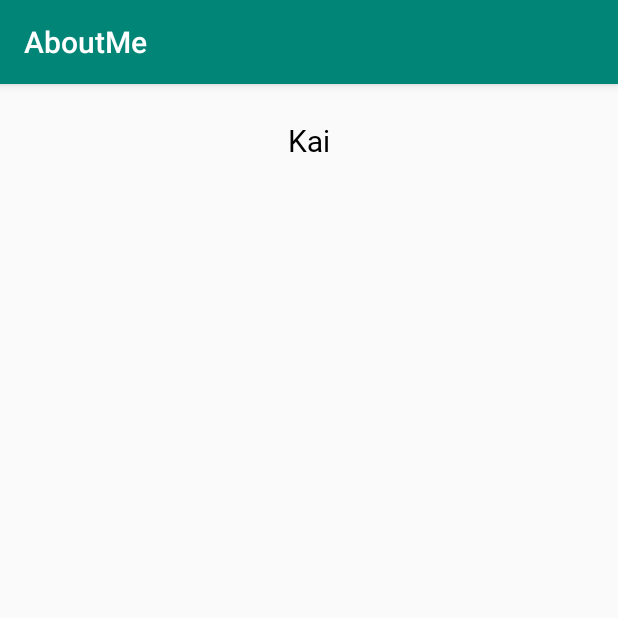
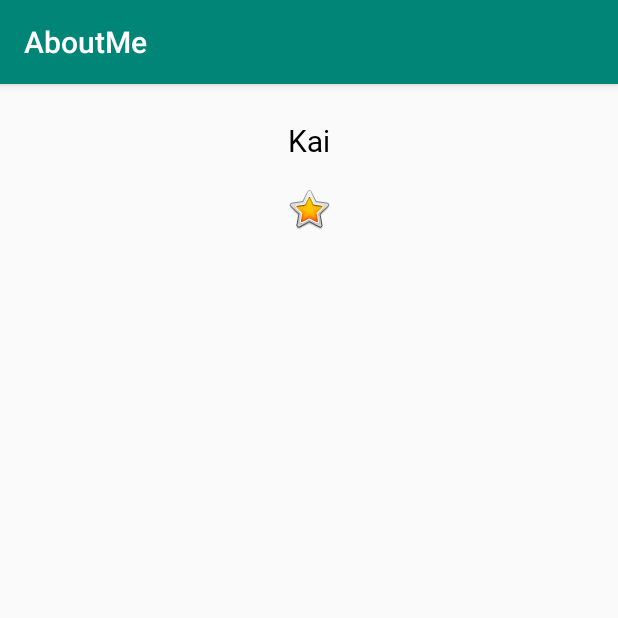
Before and after one commit to doannnd/AboutMe, an Android app: the screen it shows after launch (MainActivity), on a phone screen of 412 x 824 dp, the top half of it. Run offline under Robolectric (Android 15) with nearby library versions, the phone set to English and light mode, and no system bars.

Commit message:
add a star image

```diff
--- a/app/src/main/res/layout/activity_main.xml
+++ b/app/src/main/res/layout/activity_main.xml
@@ -13,6 +13,14 @@
         android:layout_height="wrap_content"
         android:text="@string/name"
         android:textAlignment="center"
-        style="@style/NamStyle" />
+        style="@style/NameStyle" />
+
+    <ImageView
+        android:id="@+id/star_image"
+        android:layout_width="match_parent"
+        android:layout_height="wrap_content"
+        android:layout_marginTop="@dimen/layout_margin"
+        app:srcCompat="@android:drawable/btn_star_big_on"
+        android:contentDescription="@string/yellow_star" />
 
 </LinearLayout>
--- a/app/src/main/res/values/strings.xml
+++ b/app/src/main/res/values/strings.xml
@@ -1,4 +1,5 @@
 <resources>
     <string name="app_name">AboutMe</string>
     <string name="name">Kai</string>
+    <string name="yellow_star">Yellow Star</string>
 </resources>
--- a/app/src/main/res/values/styles.xml
+++ b/app/src/main/res/values/styles.xml
@@ -8,10 +8,10 @@
         <item name="colorAccent">@color/colorAccent</item>
     </style>
 
-    <style name="NamStyle">
-        <item name="android:layout_margin">@dimen/layout_margin</item>
+    <style name="NameStyle">
+        <item name="android:layout_marginTop">@dimen/layout_margin</item>
         <item name="android:fontFamily">@font/roboto</item>
-        <item name="android:padding">@dimen/small_padding</item>
+        <item name="android:paddingTop">@dimen/small_padding</item>
         <item name="android:textColor">@android:color/black</item>
         <item name="android:textSize">@dimen/text_size</item>
     </style>
```
